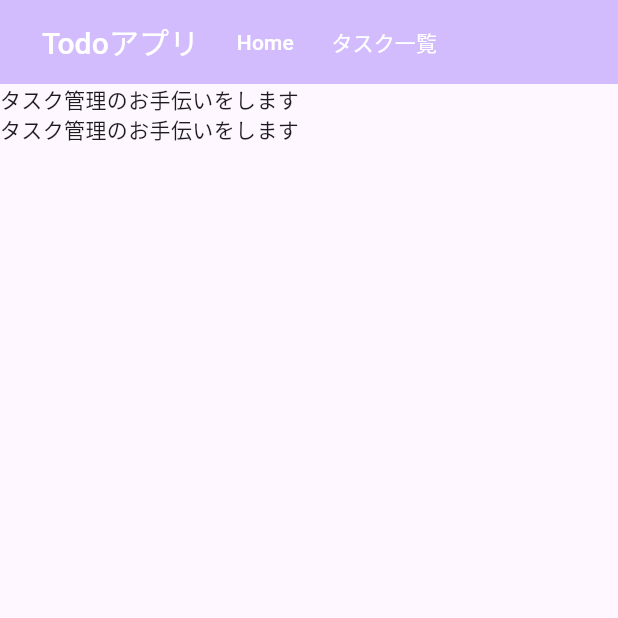
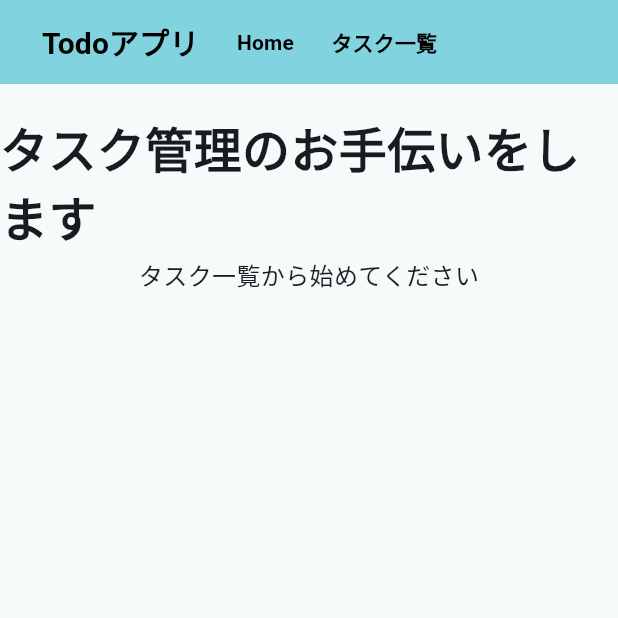
Before and after one commit to kyouga-ones/Todo-Application-Frontend, a Flutter app: the screen it shows after launch, after a tap on "Todoアプリ", on a phone screen of 412 x 824 dp, the top half of it. Run offline on Flutter 3.47's test engine with Material 3 defaults, Android fonts, the phone set to English and light mode, and no system bars.

Commit message:
feature:task-001:ホーム画面を作成

```diff
--- a/lib/home/view/home_screen.dart
+++ b/lib/home/view/home_screen.dart
@@ -6,17 +6,22 @@
   @override
   Widget build(BuildContext context) {
     return Scaffold(
-      body: Column(
+      body: Center(
+        child: Column(
+          crossAxisAlignment: CrossAxisAlignment.center,
           children: [
+            SizedBox(height: 20),
             Text(
               'タスク管理のお手伝いをします',
-            textAlign: TextAlign.center,
+              style: TextStyle(fontSize: 32, fontWeight: FontWeight.bold),
             ),
+            SizedBox(height: 4),
             Text(
-            'タスク管理のお手伝いをします',
-            textAlign: TextAlign.center,
+              'タスク一覧から始めてください',
+              style: TextStyle(fontSize: 16),
             ),
           ],
+        ),
       ),
     );
   }
--- a/lib/my_app.dart
+++ b/lib/my_app.dart
@@ -7,9 +7,9 @@
   @override
   Widget build(BuildContext context) {
     return MaterialApp(
-      title: 'Flutter Demo',
+      title: 'Todo Application',
       theme: ThemeData(
-        colorScheme: ColorScheme.fromSeed(seedColor: Colors.deepPurple),
+        colorScheme: ColorScheme.fromSeed(seedColor: Colors.white),
       ),
       home: const MyHomePage(),
     );
--- a/lib/my_home_gape.dart
+++ b/lib/my_home_gape.dart
@@ -15,19 +15,47 @@
         title: Row(
           children: [
             TextButton(
-              onPressed: () {},
+              onPressed: () {
+                Navigator.of(context).pushReplacement(
+                  MaterialPageRoute(builder: (context) => MyHomePage()),
+                );
+              },
               child: Text(
                 'Todoアプリ',
-                style: TextStyle(color: Colors.white, fontSize: 20),
+                style: TextStyle(
+                  fontSize: 20,
+                  fontWeight: FontWeight.bold,
+                  color: Colors.black,
+                ),
               ),
             ),
             TextButton(
-              onPressed: () {},
-              child: Text('Home', style: TextStyle(color: Colors.white)),
+              onPressed: () {
+                Navigator.of(context).pushReplacement(
+                  MaterialPageRoute(builder: (context) => MyHomePage()),
+                );
+              },
+              child: Text(
+                'Home',
+                style: TextStyle(
+                  fontWeight: FontWeight.bold,
+                  color: Colors.black,
+                ),
+              ),
             ),
             TextButton(
-              onPressed: () {},
-              child: Text('タスク一覧', style: TextStyle(color: Colors.white)),
+              onPressed: () {
+                Navigator.of(context).pushReplacement(
+                  MaterialPageRoute(builder: (context) => MyHomePage()),
+                );
+              },
+              child: Text(
+                'タスク一覧',
+                style: TextStyle(
+                  fontWeight: FontWeight.bold,
+                  color: Colors.black,
+                ),
+              ),
             ),
           ],
         ),
```
Lines whose indentation alone changed are shown as unchanged.
